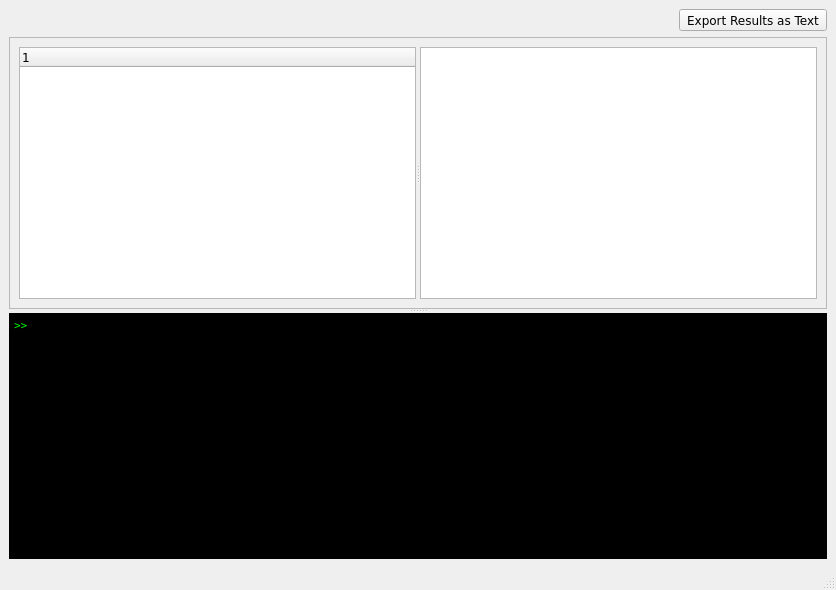
Above: results_window.ui from gdietz/OpenMEE before the change. Below: the same form after it.
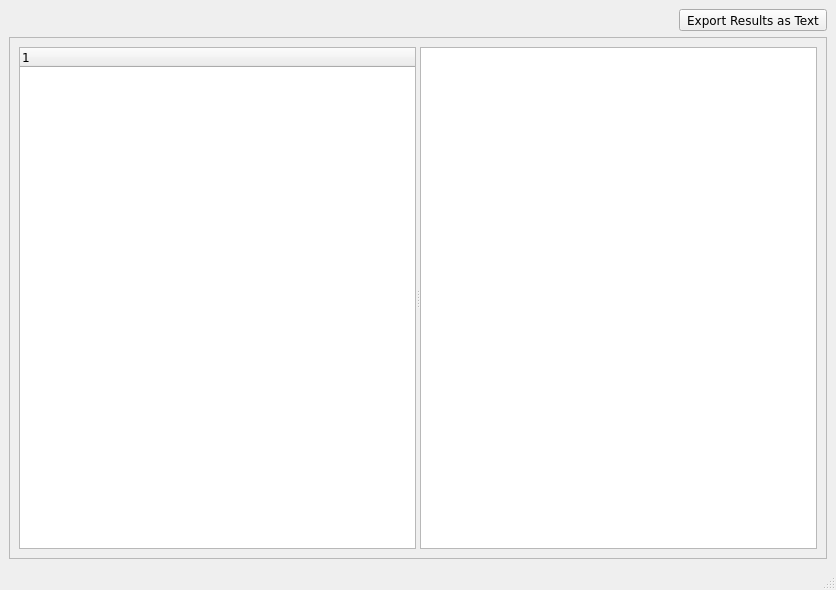
That is the form after the change. Icons and pictures are not drawn.

```diff
--- a/results_window.ui
+++ b/results_window.ui
@@ -116,57 +116,6 @@
         </item>
        </layout>
       </widget>
-      <widget class="QTextEdit" name="psuedo_console">
-       <property name="sizePolicy">
-        <sizepolicy hsizetype="Expanding" vsizetype="Expanding">
-         <horstretch>0</horstretch>
-         <verstretch>0</verstretch>
-        </sizepolicy>
-       </property>
-       <property name="minimumSize">
-        <size>
-         <width>733</width>
-         <height>0</height>
-        </size>
-       </property>
-       <property name="maximumSize">
-        <size>
-         <width>16777215</width>
-         <height>16777215</height>
-        </size>
-       </property>
-       <property name="baseSize">
-        <size>
-         <width>0</width>
-         <height>0</height>
-        </size>
-       </property>
-       <property name="font">
-        <font>
-         <family>Terminal</family>
-        </font>
-       </property>
-       <property name="autoFillBackground">
-        <bool>false</bool>
-       </property>
-       <property name="styleSheet">
-        <string notr="true">background-color: rgb(0, 0, 0);
-color: rgb(0, 255, 0);</string>
-       </property>
-       <property name="lineWrapMode">
-        <enum>QTextEdit::NoWrap</enum>
-       </property>
-       <property name="html">
-        <string>&lt;!DOCTYPE HTML PUBLIC &quot;-//W3C//DTD HTML 4.0//EN&quot; &quot;http://www.w3.org/TR/REC-html40/strict.dtd&quot;&gt;
-&lt;html&gt;&lt;head&gt;&lt;meta name=&quot;qrichtext&quot; content=&quot;1&quot; /&gt;&lt;style type=&quot;text/css&quot;&gt;
-p, li { white-space: pre-wrap; }
-&lt;/style&gt;&lt;/head&gt;&lt;body style=&quot; font-family:'Terminal'; font-size:10pt; font-weight:400; font-style:normal;&quot;&gt;
-&lt;p style=&quot; margin-top:0px; margin-bottom:0px; margin-left:0px; margin-right:0px; -qt-block-indent:0; text-indent:0px;&quot;&gt;&lt;span style=&quot; font-size:8pt;&quot;&gt;&amp;gt;&amp;gt; &lt;/span&gt;&lt;/p&gt;&lt;/body&gt;&lt;/html&gt;</string>
-       </property>
-       <property name="acceptRichText">
-        <bool>false</bool>
-       </property>
-      </widget>
      </widget>
     </item>
    </layout>
```
